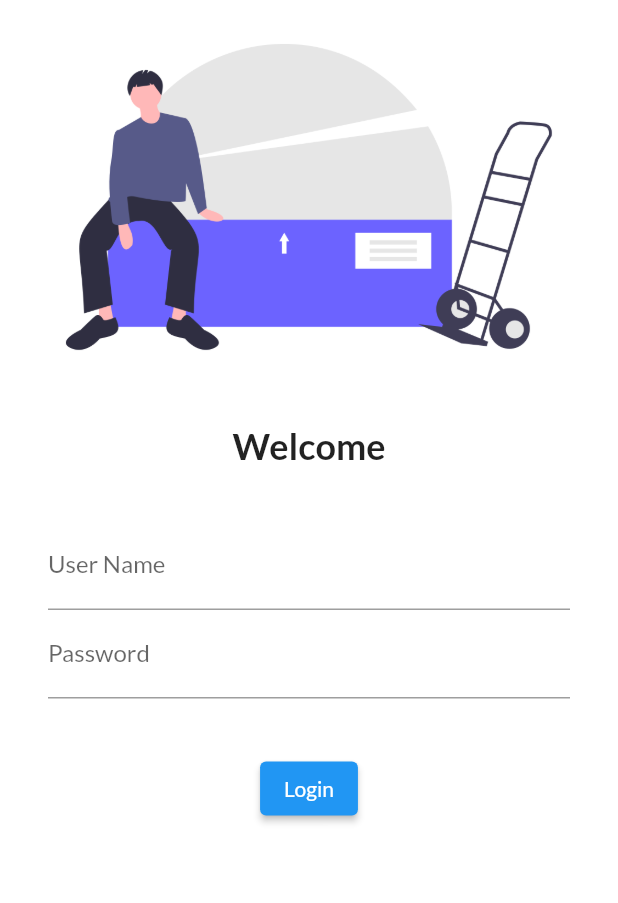
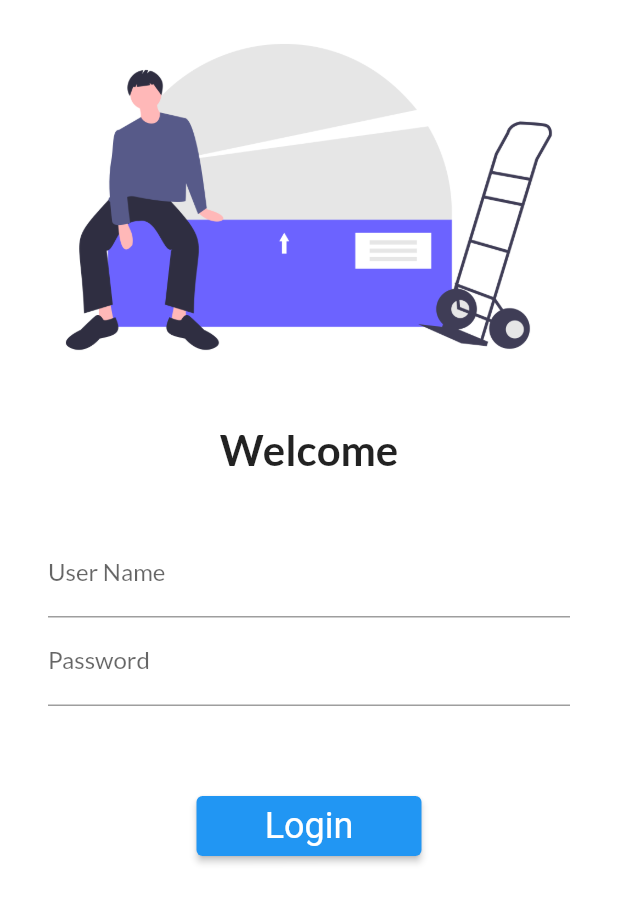
Before and after one commit to MDSAJIBCHOWDHURY/Flutter-in-30days, a Flutter app: the screen it shows after launch, on a phone screen of 412 x 824 dp. Shown: the top 903 px of the screen. Run offline on Flutter 3.47's test engine with Material 2 defaults, Android fonts, the phone set to English and light mode, and no system bars; our stand-ins replace google_fonts.

Commit message:
day5 completed

```diff
--- a/first_app/lib/main.dart
+++ b/first_app/lib/main.dart
@@ -1,5 +1,6 @@
 import 'package:first_app/pages/homepage.dart';
 import 'package:first_app/pages/login_page.dart';
+import 'package:first_app/utils/my_routes.dart';
 import 'package:flutter/material.dart';
 import 'package:google_fonts/google_fonts.dart';
 
@@ -26,8 +27,8 @@ class MyApp extends StatelessWidget {
         initialRoute: '/',
         routes: {
           '/': (context) => LoginPage(),
-          '/login': (context) => LoginPage(),
-          '/home': (context)=> HomePage(),
+          MyRoutes.loginPage: (context) => LoginPage(),
+          MyRoutes.homePage: (context) => HomePage(),
         });
   }
 }
--- a/first_app/lib/pages/login_page.dart
+++ b/first_app/lib/pages/login_page.dart
@@ -1,3 +1,4 @@
+import 'package:first_app/utils/my_routes.dart';
 import 'package:flutter/material.dart';
 
 class LoginPage extends StatelessWidget {
@@ -6,6 +7,7 @@ class LoginPage extends StatelessWidget {
   @override
   Widget build(BuildContext context) {
     return Material(
+      child: SingleChildScrollView(
         child: Column(
           children: [
             Image.asset(
@@ -18,7 +20,7 @@ class LoginPage extends StatelessWidget {
             Text(
               'Welcome',
               style: TextStyle(
-              fontSize: 24,
+                fontSize: 28,
                 fontWeight: FontWeight.bold,
               ),
             ),
@@ -47,14 +49,22 @@ class LoginPage extends StatelessWidget {
               ),
             ),
             SizedBox(
-            height: 20.0,
+              height: 40.0,
             ),
             ElevatedButton(
-            onPressed: (){},
+              onPressed: () {
+                Navigator.pushNamed(context, MyRoutes.homePage);
+              },
               child: Text('Login'),
-            style: TextButton.styleFrom(),
+              style: TextButton.styleFrom(
+                minimumSize: Size(150, 40),
+                textStyle: TextStyle(
+                  fontSize: 24,
+                ),
+              ),
             ),
           ],
+        ),
       ),
       color: Colors.white,
     );
--- /dev/null
+++ b/first_app/lib/utils/my_routes.dart
@@ -0,0 +1,4 @@
+class MyRoutes {
+  static const homePage = '/home';
+  static const loginPage = '/login';
+}
```
Lines whose indentation alone changed are shown as unchanged.
